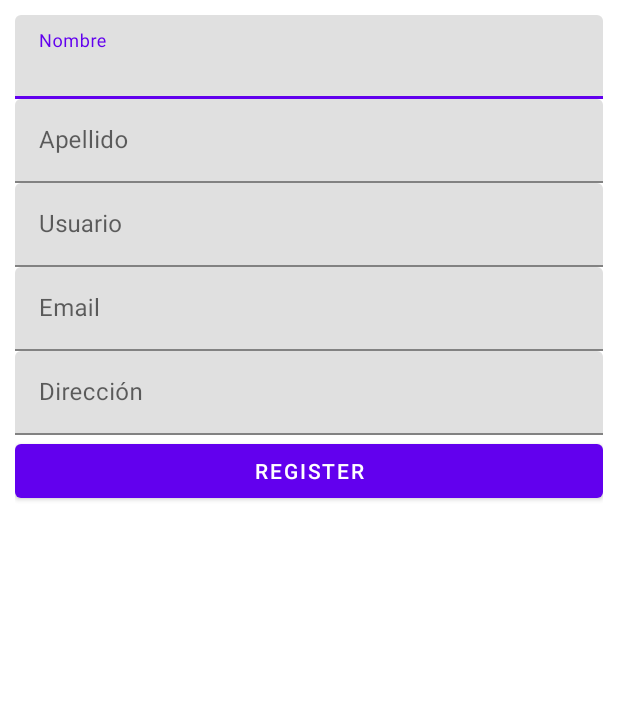
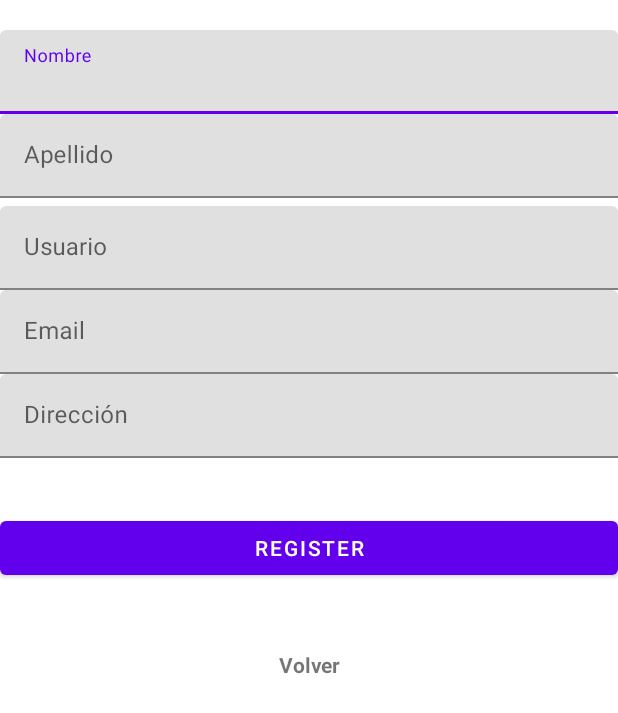
Before and after one commit to federicodominguez/recycling-app, an Android app: the layout activity_register.xml on its own in the app's theme, with its tools: preview values and no code run, on a phone screen of 412 x 824 dp. Shown: the top 713 px of the screen. Run offline under Robolectric (Android 15) with nearby library versions, the phone set to English and light mode, and no system bars.

Commit message:
Se arreglo crash de la visual cuando hay landscape y se agrego TV de volver.

```diff
--- a/app/src/main/res/layout/activity_register.xml
+++ b/app/src/main/res/layout/activity_register.xml
@@ -1,85 +1,121 @@
 <?xml version="1.0" encoding="utf-8"?>
-<LinearLayout xmlns:android="http://schemas.android.com/apk/res/android"
+<ScrollView
+    xmlns:android="http://schemas.android.com/apk/res/android"
     xmlns:app="http://schemas.android.com/apk/res-auto"
     xmlns:tools="http://schemas.android.com/tools"
-    android:orientation="vertical"
-    android:padding="10dp"
+    android:layout_width="fill_parent"
+    android:layout_height="fill_parent"
+    tools:context=".RegisterActivity">
+<androidx.constraintlayout.widget.ConstraintLayout
+    android:id="@+id/linearLayout"
     android:layout_width="match_parent"
-    android:layout_height="match_parent"
-    tools:context=".RegisterActivity">
-    <com.google.android.material.textfield.TextInputLayout
-        android:id="@+id/tilFirstName"
+    android:layout_height="match_parent">
+
+    <Button
+        android:id="@+id/bRegister"
         android:layout_width="match_parent"
         android:layout_height="wrap_content"
-        android:hint="@string/reg_FN"
-        app:endIconMode="clear_text">
+        android:layout_marginTop="92dp"
+        android:text="Register"
+        app:layout_constraintStart_toStartOf="parent"
+        app:layout_constraintTop_toTopOf="@+id/tilAddress" />
 
-        <com.google.android.material.textfield.TextInputEditText
-            android:id="@+id/etFirstName"
-            android:layout_width="match_parent"
-            android:layout_height="wrap_content"
-        />
-    </com.google.android.material.textfield.TextInputLayout>
+    <TextView
+        android:id="@+id/tvRegisterReturn"
+        android:layout_width="match_parent"
+        android:layout_height="wrap_content"
+        android:layout_gravity="center_horizontal"
+        android:textAlignment="center"
+        android:text="Volver"
+        android:textStyle="bold"
+        android:layout_marginTop="92dp"
+        app:layout_constraintStart_toStartOf="parent"
+        app:layout_constraintTop_toTopOf="@+id/bRegister"/>
+
     <com.google.android.material.textfield.TextInputLayout
         android:id="@+id/tilLastName"
         android:layout_width="match_parent"
         android:layout_height="wrap_content"
         android:hint="@string/reg_LN"
-        app:endIconMode="clear_text">
+        app:endIconMode="clear_text"
+        app:layout_constraintEnd_toEndOf="@+id/tilUsername"
+        app:layout_constraintStart_toStartOf="@+id/tilUsername"
+        app:layout_constraintTop_toBottomOf="@+id/tilFirstName">
 
         <com.google.android.material.textfield.TextInputEditText
             android:id="@+id/etLastName"
             android:layout_width="match_parent"
-            android:layout_height="wrap_content"
-            />
+            android:layout_height="wrap_content" />
     </com.google.android.material.textfield.TextInputLayout>
+
     <com.google.android.material.textfield.TextInputLayout
         android:id="@+id/tilUsername"
         android:layout_width="match_parent"
         android:layout_height="wrap_content"
+        android:layout_marginTop="61dp"
         android:hint="@string/reg_UN"
-        app:endIconMode="clear_text">
+        app:endIconMode="clear_text"
+        app:layout_constraintEnd_toEndOf="@+id/tilEmail"
+        app:layout_constraintStart_toStartOf="@+id/tilEmail"
+        app:layout_constraintTop_toTopOf="@+id/tilLastName">
 
         <com.google.android.material.textfield.TextInputEditText
             android:id="@+id/etUsername"
             android:layout_width="match_parent"
-            android:layout_height="wrap_content"
-            />
+            android:layout_height="wrap_content" />
     </com.google.android.material.textfield.TextInputLayout>
+
     <com.google.android.material.textfield.TextInputLayout
         android:id="@+id/tilEmail"
         android:layout_width="match_parent"
         android:layout_height="wrap_content"
         android:hint="@string/reg_E"
-        app:endIconMode="clear_text">
+        app:endIconMode="clear_text"
+        app:layout_constraintEnd_toEndOf="@+id/tilAddress"
+        app:layout_constraintStart_toStartOf="@+id/tilAddress"
+        app:layout_constraintTop_toBottomOf="@+id/tilUsername">
 
         <com.google.android.material.textfield.TextInputEditText
             android:id="@+id/etEmail"
             android:layout_width="match_parent"
             android:layout_height="wrap_content"
-            android:inputType="textEmailAddress"
-            />
+            android:inputType="textEmailAddress" />
     </com.google.android.material.textfield.TextInputLayout>
+
     <com.google.android.material.textfield.TextInputLayout
         android:id="@+id/tilAddress"
         android:layout_width="match_parent"
         android:layout_height="wrap_content"
         android:hint="@string/reg_A"
-        app:endIconMode="clear_text">
+        app:endIconMode="clear_text"
+        app:layout_constraintEnd_toEndOf="@+id/bRegister"
+        app:layout_constraintStart_toStartOf="@+id/bRegister"
+        app:layout_constraintTop_toBottomOf="@+id/tilEmail">
 
         <com.google.android.material.textfield.TextInputEditText
             android:id="@+id/etAddress"
             android:layout_width="match_parent"
             android:layout_height="wrap_content"
-            android:inputType="textEmailAddress"
-            />
+            android:inputType="textEmailAddress" />
     </com.google.android.material.textfield.TextInputLayout>
 
 
-    <Button
-        android:id="@+id/bRegister"
-        android:text="Register"
+    <com.google.android.material.textfield.TextInputLayout
+        android:id="@+id/tilFirstName"
         android:layout_width="match_parent"
-        android:layout_height="wrap_content" />
+        android:layout_height="wrap_content"
+        android:layout_marginTop="20dp"
+        android:hint="@string/reg_FN"
+        app:endIconMode="clear_text"
+        app:layout_constraintEnd_toEndOf="@+id/tilLastName"
+        app:layout_constraintStart_toStartOf="@+id/tilLastName"
+        app:layout_constraintTop_toTopOf="parent">
 
-</LinearLayout>
+        <com.google.android.material.textfield.TextInputEditText
+            android:id="@+id/etFirstName"
+            android:layout_width="match_parent"
+            android:layout_height="wrap_content" />
+    </com.google.android.material.textfield.TextInputLayout>
+
+</androidx.constraintlayout.widget.ConstraintLayout>
+</ScrollView>
```
Also changed, not shown: app/src/main/AndroidManifest.xml (+4 -4 lines), app/src/main/java/com/android/app/recycling/RegisterActivity.java (+29 -2 lines).
